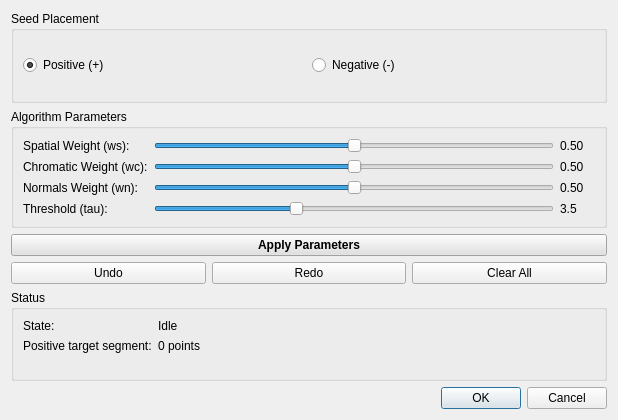
Old version of the form plugins/core/Standard/qSegmenter/ui/SegmenterDlg.ui in the repository CloudCompare/CloudCompare.
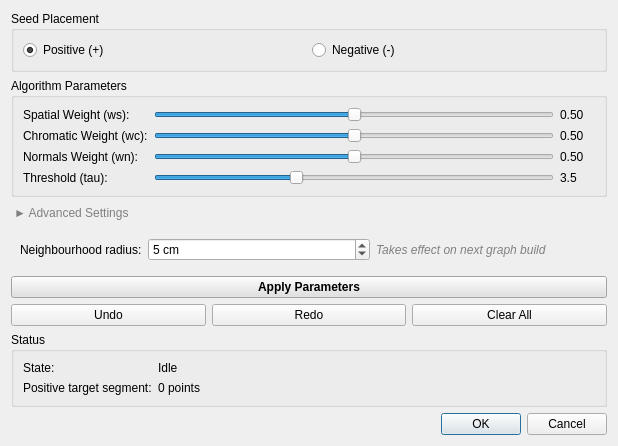
New version of the form.

The edit to the form file:
```diff
--- a/plugins/core/Standard/qSegmenter/ui/SegmenterDlg.ui
+++ b/plugins/core/Standard/qSegmenter/ui/SegmenterDlg.ui
@@ -4,7 +4,7 @@
  <widget class="QDialog" name="SegmenterDialog">
   <property name="geometry">
    <rect>
-    <x>0</x> <y>0</y> <width>380</width> <height>420</height>
+    <x>0</x> <y>0</y> <width>380</width> <height>440</height>
    </rect>
   </property>
   <property name="windowTitle">
@@ -105,6 +105,42 @@
      </layout>
     </widget>
    </item>
+   <item>
+    <widget class="QPushButton" name="btnAdvanced">
+     <property name="text"><string>&#9658; Advanced Settings</string></property>
+     <property name="checkable"><bool>true</bool></property>
+     <property name="flat"><bool>true</bool></property>
+     <property name="styleSheet"><string>text-align: left; padding: 2px; color: gray;</string></property>
+    </widget>
+   </item>
+   <item>
+    <widget class="QWidget" name="advancedWidget" native="true">
+     <property name="visible"><bool>false</bool></property>
+     <layout class="QFormLayout" name="advancedFormLayout">
+      <item row="0" column="0">
+       <widget class="QLabel" name="labelRadius"><property name="text"><string>Neighbourhood radius:</string></property></widget>
+      </item>
+      <item row="0" column="1">
+       <layout class="QHBoxLayout" name="radiusLayout">
+        <item>
+         <widget class="QSpinBox" name="spinRadius">
+          <property name="minimum"><number>1</number></property>
+          <property name="maximum"><number>30</number></property>
+          <property name="value"><number>5</number></property>
+          <property name="suffix"><string> cm</string></property>
+         </widget>
+        </item>
+        <item>
+         <widget class="QLabel" name="labelRadiusNote">
+          <property name="text"><string>Takes effect on next graph build</string></property>
+          <property name="styleSheet"><string>color: gray; font-style: italic;</string></property>
+         </widget>
+        </item>
+       </layout>
+      </item>
+     </layout>
+    </widget>
+   </item>
    <item>
     <widget class="QPushButton" name="btnApply">
      <property name="text"><string>Apply Parameters</string></property>
```
Left out of the diff: 4 changed lines with no effect on the pictures.
